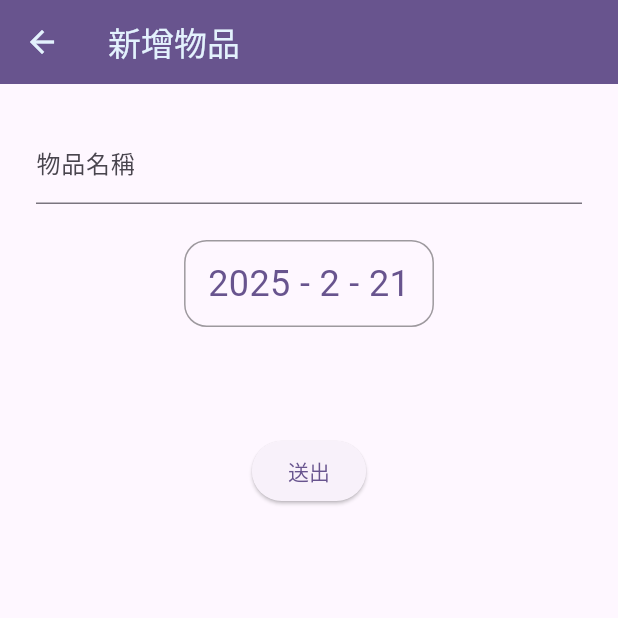
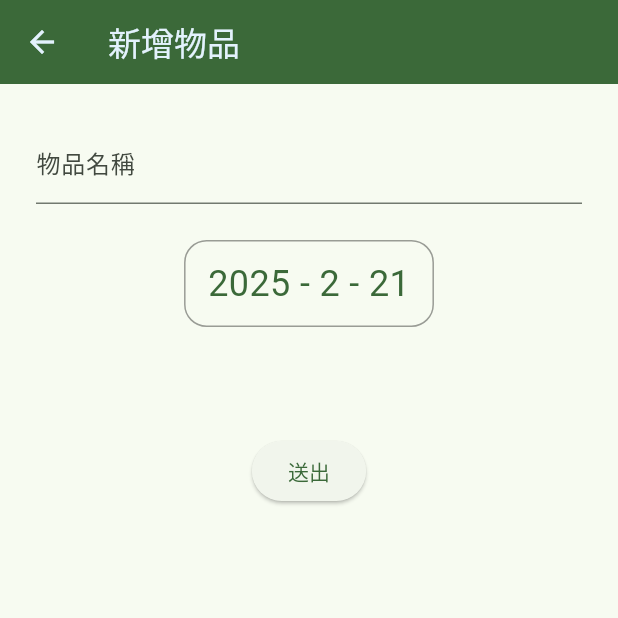
Before and after one commit to billyluu/food_deadline, a Flutter app: the screen it shows after launch, after a tap on the "add" icon, on a phone screen of 412 x 824 dp, the top half of it. Run offline on Flutter 3.47's test engine with Material 3 defaults, Android fonts, the phone set to English and light mode, and no system bars; our stand-ins replace bloc, flutter_bloc, realm; generated files the repository leaves out were written again.

Commit message:
revise theme

```diff
--- /dev/null
+++ b/lib/core/constants/enums/app_theme_mode.dart
@@ -0,0 +1,5 @@
+
+enum AppThemeMode {
+  light,
+  dark,
+}
--- a/lib/main.dart
+++ b/lib/main.dart
@@ -1,5 +1,8 @@
 import 'package:flutter/material.dart';
-import 'package:food_deadline/main/main_screen.dart';
+import 'package:flutter_bloc/flutter_bloc.dart';
+import 'package:food_deadline/core/constants/color.dart';
+import 'package:food_deadline/presentation/blocs/app_settings/app_settings_bloc.dart';
+import 'package:food_deadline/presentation/screen/main/main_screen.dart';
 
 void main() {
   runApp(
@@ -13,14 +16,26 @@ class App extends StatelessWidget {
   // This widget is the root of your application.
   @override
   Widget build(BuildContext context) {
-    return MaterialApp(
-      locale: const Locale('zh', 'TW'),
-      title: 'Flutter Demo',
-      theme: ThemeData(
-        colorScheme: ColorScheme.fromSeed(seedColor: Colors.deepPurple),
-        useMaterial3: true,
+    return MultiBlocProvider(
+      providers: [
+        BlocProvider<AppSettingsBloc>(
+          create: (context) => AppSettingsBloc(),
+        ),
+      ],
+      child: MaterialApp(
+        locale: const Locale('en'),
+        title: 'Flutter Demo',
+        theme: ThemeData(
+          colorScheme: ColorScheme.fromSeed(seedColor: Colors.green, brightness: Brightness.light),
+          useMaterial3: true,
+        ),
+        darkTheme: ThemeData(
+          colorScheme: ColorScheme.fromSeed(seedColor: Colors.green, brightness: Brightness.dark),
+          useMaterial3: true,
+        ),
+        themeMode: ThemeMode.system,
+        home: const MainScreen(),
       ),
-      home: const MainScreen(),
     );
   }
 }
--- /dev/null
+++ b/lib/presentation/blocs/app_settings/app_settings_bloc.dart
@@ -0,0 +1,16 @@
+import 'package:bloc/bloc.dart';
+import 'package:flutter/material.dart';
+
+part 'app_settings_event.dart';
+part 'app_settings_state.dart';
+
+class AppSettingsBloc extends Bloc<AppSettingsEvent, AppSettingsState> {
+  AppSettingsBloc() : super(AppSettingsInitial()) {
+    on<AppSettingsUpdateLocaleEvent>((event, emit) {
+      emit(AppSettingsLocale(locale: event.locale));
+    });
+    on<AppSettingsUpdateThemeEvent>((event, emit) {
+      emit(AppSettingsTheme(theme: event.theme));
+    });
+  }
+}
--- /dev/null
+++ b/lib/presentation/blocs/app_settings/app_settings_event.dart
@@ -0,0 +1,20 @@
+part of 'app_settings_bloc.dart';
+
+@immutable
+sealed class AppSettingsEvent {}
+
+final class AppSettingsUpdateLocaleEvent extends AppSettingsEvent {
+  AppSettingsUpdateLocaleEvent({
+    required this.locale,
+  });
+
+  final Locale locale;
+}
+
+final class AppSettingsUpdateThemeEvent extends AppSettingsEvent {
+  AppSettingsUpdateThemeEvent({
+    required this.theme,
+  });
+
+  final ThemeData theme;
+}
--- /dev/null
+++ b/lib/presentation/blocs/app_settings/app_settings_state.dart
@@ -0,0 +1,22 @@
+part of 'app_settings_bloc.dart';
+
+@immutable
+sealed class AppSettingsState {}
+
+final class AppSettingsInitial extends AppSettingsState {}
+
+final class AppSettingsLocale extends AppSettingsState {
+  AppSettingsLocale({
+    required this.locale,
+  });
+
+  final Locale locale;
+}
+
+final class AppSettingsTheme extends AppSettingsState {
+  AppSettingsTheme({
+    required this.theme,
+  });
+
+  final ThemeData theme;
+}
--- a/lib/edit_stuff/edit_stuff_main_screen.dart
+++ b/lib/presentation/screen/edit_stuff/edit_stuff_main_screen.dart
@@ -1,7 +1,7 @@
 import 'package:flutter/cupertino.dart';
 import 'package:flutter/material.dart';
 import 'package:flutter_bloc/flutter_bloc.dart';
-import 'package:food_deadline/blocs/core/stuff/stuff_bloc.dart';
+import 'package:food_deadline/presentation/blocs/stuff/stuff_bloc.dart';
 import 'package:food_deadline/realm/models/stuff.dart';
 
 class EditStuffMainScreen extends StatefulWidget {
@@ -114,7 +114,7 @@ class _EditStuffMainScreenState extends State<EditStuffMainScreen> {
                     ),
                   );
                 }
-                Navigator.pop(context, 'finish');
+                Navigator.pop(context);
               },
               child: const Text('送出'),
             )
--- a/lib/home/home_screen.dart
+++ b/lib/presentation/screen/home/home_screen.dart
@@ -1,7 +1,8 @@
 import 'package:flutter/material.dart';
 import 'package:flutter_bloc/flutter_bloc.dart';
-import 'package:food_deadline/blocs/core/stuff/stuff_bloc.dart';
-import 'package:food_deadline/home/widgets/stuff_deadline_card_item.dart';
+import 'package:food_deadline/presentation/blocs/stuff/stuff_bloc.dart';
+
+import 'widgets/stuff_deadline_card_item.dart';
 
 class HomeScreen extends StatefulWidget {
   const HomeScreen({super.key});
@@ -36,7 +37,6 @@ class _HomeScreenState extends State<HomeScreen> {
                 children: [
                   for (final stuff in stuffs) ...[
                     StuffDeadlineCardItem(
-                      color: Theme.of(context).primaryColorLight,
                       title: stuff.name,
                       deadline: stuff.deadline.toString(),
                       onDelete: () {
--- a/lib/main/main_screen.dart
+++ b/lib/presentation/screen/main/main_screen.dart
@@ -1,11 +1,11 @@
 import 'package:flutter/material.dart';
 import 'package:flutter_bloc/flutter_bloc.dart';
-import 'package:food_deadline/blocs/core/stuff/stuff_bloc.dart';
-import 'package:food_deadline/edit_stuff/edit_stuff_main_screen.dart';
 import 'package:food_deadline/extension/datetime_extension.dart';
-import 'package:food_deadline/home/home_screen.dart';
+import 'package:food_deadline/presentation/blocs/stuff/stuff_bloc.dart';
+import 'package:food_deadline/presentation/screen/edit_stuff/edit_stuff_main_screen.dart';
+import 'package:food_deadline/presentation/screen/home/home_screen.dart';
+import 'package:food_deadline/presentation/widgets/CommonText.dart';
 import 'package:food_deadline/realm/realm_helper.dart';
-import 'package:food_deadline/widgets/CommonText.dart';
 
 enum MainBottomNavType {
   home(
@@ -66,7 +66,7 @@ class MainScreenState extends State<MainScreen> {
         appBar: PreferredSize(
           preferredSize: const Size.fromHeight(15),
           child: AppBar(
-            backgroundColor: Theme.of(context).colorScheme.inversePrimary,
+            backgroundColor: Theme.of(context).colorScheme.primary,
           ),
         ),
         body: BlocBuilder<StuffBloc, StuffState>(
@@ -105,20 +105,26 @@ class MainScreenState extends State<MainScreen> {
         ),
         bottomNavigationBar: BottomAppBar(
           shape: const CircularNotchedRectangle(),
-          color: Theme.of(context).colorScheme.inversePrimary,
+          color: Theme.of(context).colorScheme.primary,
           child: Row(
             mainAxisAlignment: MainAxisAlignment.spaceAround,
             children: [
               for (var i = 0; i < MainBottomNavType.values.length; i++) ...[
                 ElevatedButton.icon(
-                  label: Text(MainBottomNavType.values[i].title),
+                  label: CommonText(
+                    text: MainBottomNavType.values[i].title,
+                    style: CommonTextStyle.textStyle(
+                        color: Theme.of(context).colorScheme.onPrimary),
+                  ),
                   style: ElevatedButton.styleFrom(
-                    splashFactory: NoSplash.splashFactory,
                     backgroundColor: Colors.transparent,
                     shadowColor: Colors.transparent,
                   ),
                   onPressed: () => onItemTapped(i),
-                  icon: Icon(MainBottomNavType.values[i].icon),
+                  icon: Icon(
+                    MainBottomNavType.values[i].icon,
+                    color: Theme.of(context).colorScheme.onPrimary,
+                  ),
                 ),
               ],
             ],
@@ -163,7 +169,7 @@ class _Header extends StatelessWidget {
   Widget build(BuildContext context) {
     return Container(
       decoration: BoxDecoration(
-        color: Theme.of(context).colorScheme.inversePrimary,
+        color: Theme.of(context).colorScheme.primary,
         borderRadius: const BorderRadius.only(
           bottomLeft: Radius.circular(16),
           bottomRight: Radius.circular(16),
@@ -174,21 +180,24 @@ class _Header extends StatelessWidget {
       child: Column(
         crossAxisAlignment: CrossAxisAlignment.start,
         children: [
-          Text(
-            date.toYYYYMMDD(),
-            style: CommonTextStyle.textStyleLarge(),
+          CommonText(
+            text: date.toYYYYMMDD(),
+            style: CommonTextStyle.textStyleLarge(
+                color: Theme.of(context).colorScheme.onPrimary),
           ),
           const SizedBox(height: 8),
           Row(
             children: [
-              Text(
-                '總數量：$total',
-                style: CommonTextStyle.textStyle(),
+              CommonText(
+                text: '總數量：$total',
+                style: CommonTextStyle.textStyle(
+                    color: Theme.of(context).colorScheme.onPrimary),
               ),
               const SizedBox(width: 16),
-              Text(
-                '過期：$expired',
-                style: CommonTextStyle.textStyle(),
+              CommonText(
+                text: '過期：$expired',
+                style: CommonTextStyle.textStyle(
+                    color: Theme.of(context).colorScheme.onPrimary),
               ),
             ],
           )
```
Also changed, not shown: lib/core/constants/color.dart (added, +27 -0 lines), lib/presentation/screen/home/widgets/stuff_deadline_card_item.dart (renamed from lib/home/widgets/stuff_deadline_card_item.dart, +10 -13 lines), lib/presentation/widgets/CommonText.dart (renamed from lib/widgets/CommonText.dart, +12 -7 lines), lib/presentation/blocs/stuff/stuff_bloc.dart (renamed from lib/blocs/core/stuff/stuff_bloc.dart), lib/presentation/blocs/stuff/stuff_event.dart (renamed from lib/blocs/core/stuff/stuff_event.dart), lib/presentation/blocs/stuff/stuff_state.dart (renamed from lib/blocs/core/stuff/stuff_state.dart), lib/presentation/widgets/base_button.dart (renamed from lib/widgets/base_button.dart).
